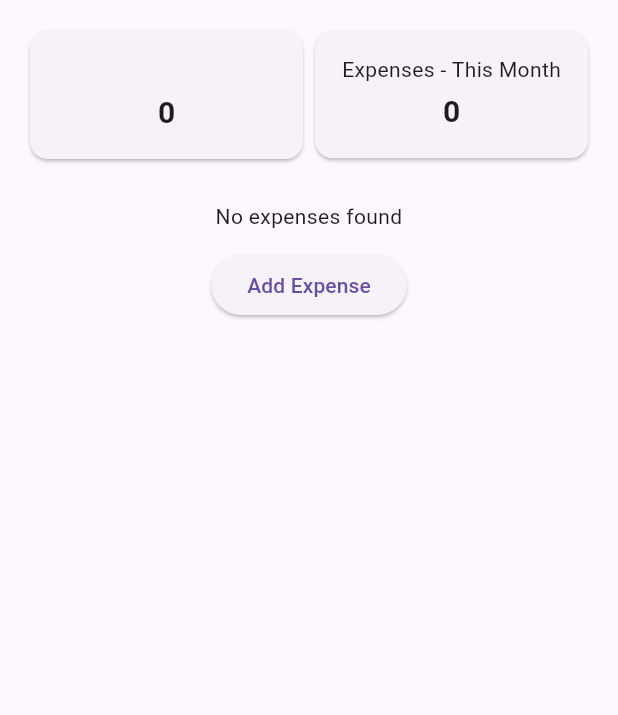
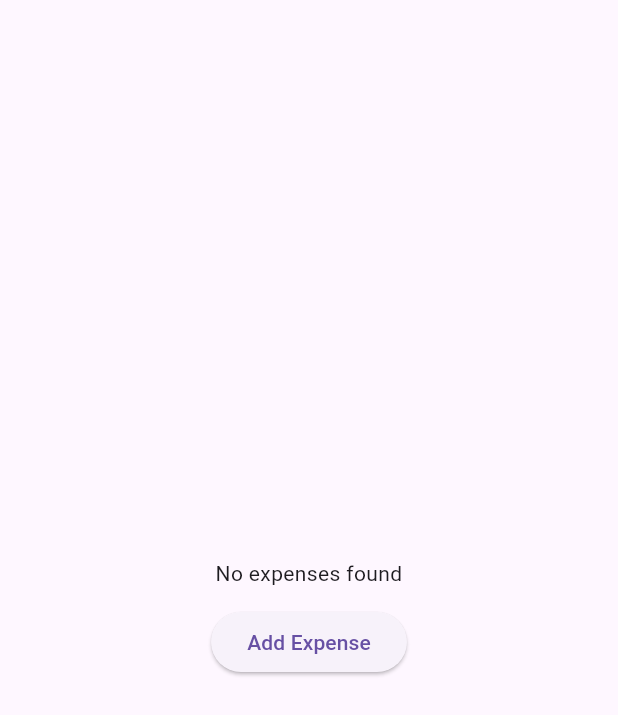
Before and after one commit to alycwb/alyfin, a Flutter app: the DashboardPage widget shown alone on an empty page, opened directly with empty values, on a phone screen of 412 x 824 dp. Shown: the top 715 px of the screen. Run offline on Flutter 3.47's test engine with Material 3 defaults, Android fonts, the phone set to English and light mode, and no system bars; our stand-ins replace supabase_flutter; accounts and stored records are empty.

Commit message:
chore: release v1.0.5

```diff
--- a/lib/pages/dashboard_page.dart
+++ b/lib/pages/dashboard_page.dart
@@ -113,8 +113,29 @@ class _DashboardPageState extends State<DashboardPage> with RouteAware {
       return Center(child: CircularProgressIndicator());
     }
     final s = localizedStrings[widget.lang]!;
-    final localeTag = widget.lang == Language.pt ? 'pt_BR' : 'en_US';
-    final fmt = NumberFormat.decimalPattern(localeTag);
+    final fmt = NumberFormat.decimalPattern(widget.lang == Language.pt ? 'pt_BR' : 'en_US');
+
+    if (_recentExpenses.isEmpty) {
+      return Center(
+        child: Column(
+          mainAxisAlignment: MainAxisAlignment.center,
+          crossAxisAlignment: CrossAxisAlignment.center,
+          mainAxisSize: MainAxisSize.max,
+          children: [
+            Text(s['no_expenses']!, textAlign: TextAlign.center),
+            const SizedBox(height: 12),
+            ElevatedButton(
+              onPressed: () => Navigator.push(
+                context,
+                MaterialPageRoute(builder: (_) => ExpensesPage(lang: widget.lang)),
+              ),
+              child: Text(s['add_expense']!),
+            ),
+          ],
+        ),
+      );
+    }
+
     return SingleChildScrollView(
       padding: const EdgeInsets.all(16),
       child: Column(
@@ -123,7 +144,7 @@ class _DashboardPageState extends State<DashboardPage> with RouteAware {
           // Dashboard summary cards
           Row(
             children: [
-              if (_topTypes.length > 0)
+              if (_topTypes.isNotEmpty)
                 Expanded(
                   child: Card(
                     child: Padding(
@@ -134,8 +155,7 @@ class _DashboardPageState extends State<DashboardPage> with RouteAware {
                           const SizedBox(height: 4),
                           Text(
                             fmt.format((_topTypes[0]['amount'] as num).toDouble()),
-                            style: const TextStyle(
-                                fontSize: 20, fontWeight: FontWeight.bold),
+                            style: const TextStyle(fontSize: 20, fontWeight: FontWeight.bold),
                           ),
                         ],
                       ),
@@ -153,8 +173,7 @@ class _DashboardPageState extends State<DashboardPage> with RouteAware {
                           const SizedBox(height: 4),
                           Text(
                             fmt.format((_topTypes[1]['amount'] as num).toDouble()),
-                            style: const TextStyle(
-                                fontSize: 20, fontWeight: FontWeight.bold),
+                            style: const TextStyle(fontSize: 20, fontWeight: FontWeight.bold),
                           ),
                         ],
                       ),
@@ -171,8 +190,7 @@ class _DashboardPageState extends State<DashboardPage> with RouteAware {
                         const SizedBox(height: 4),
                         Text(
                           fmt.format(_topCategoryAmount),
-                          style: const TextStyle(
-                              fontSize: 20, fontWeight: FontWeight.bold),
+                          style: const TextStyle(fontSize: 20, fontWeight: FontWeight.bold),
                         ),
                       ],
                     ),
@@ -189,8 +207,7 @@ class _DashboardPageState extends State<DashboardPage> with RouteAware {
                         const SizedBox(height: 4),
                         Text(
                           fmt.format(_totalThisMonth),
-                          style: const TextStyle(
-                              fontSize: 20, fontWeight: FontWeight.bold),
+                          style: const TextStyle(fontSize: 20, fontWeight: FontWeight.bold),
                         ),
                       ],
                     ),
@@ -200,23 +217,7 @@ class _DashboardPageState extends State<DashboardPage> with RouteAware {
             ],
           ),
           const SizedBox(height: 24),
-          if (_recentExpenses.isEmpty)
-            Column(
-              children: [
-                Text(s['no_expenses']!, textAlign: TextAlign.center),
-                const SizedBox(height: 12),
-                ElevatedButton(
-                  onPressed: () => Navigator.push(
-                      context,
-                      MaterialPageRoute(
-                          builder: (_) => ExpensesPage(lang: widget.lang))),
-                  child: Text(s['add_expense']!),
-                ),
-                const SizedBox(height: 24),
-              ],
-            )
-          else ...[
-            // Título de recentes
+          // Recent section
           Text(
             s['recent']!,
             style: const TextStyle(fontSize: 18, fontWeight: FontWeight.bold),
@@ -237,7 +238,6 @@ class _DashboardPageState extends State<DashboardPage> with RouteAware {
             },
           ),
         ],
-        ],
       ),
     );
   }
```
Lines whose indentation alone changed are shown as unchanged.
